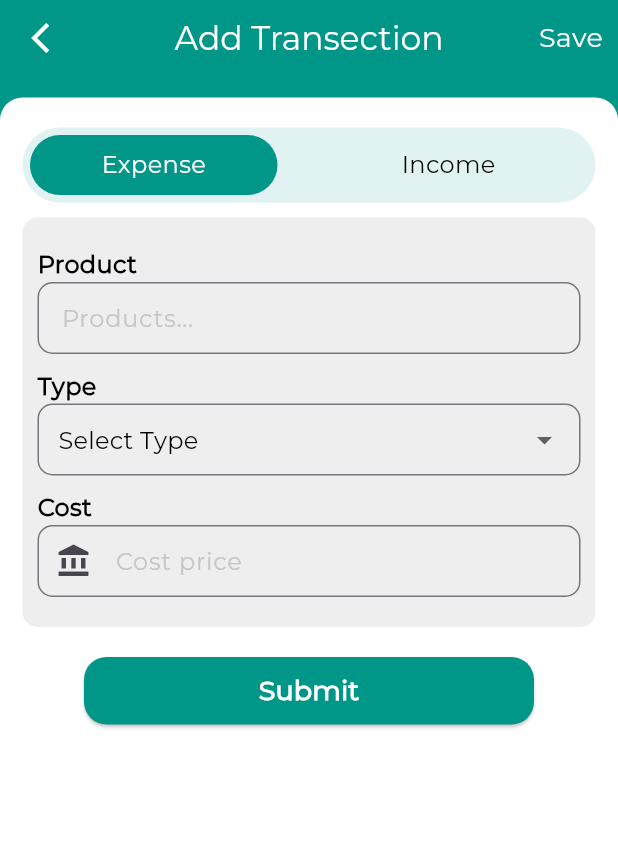
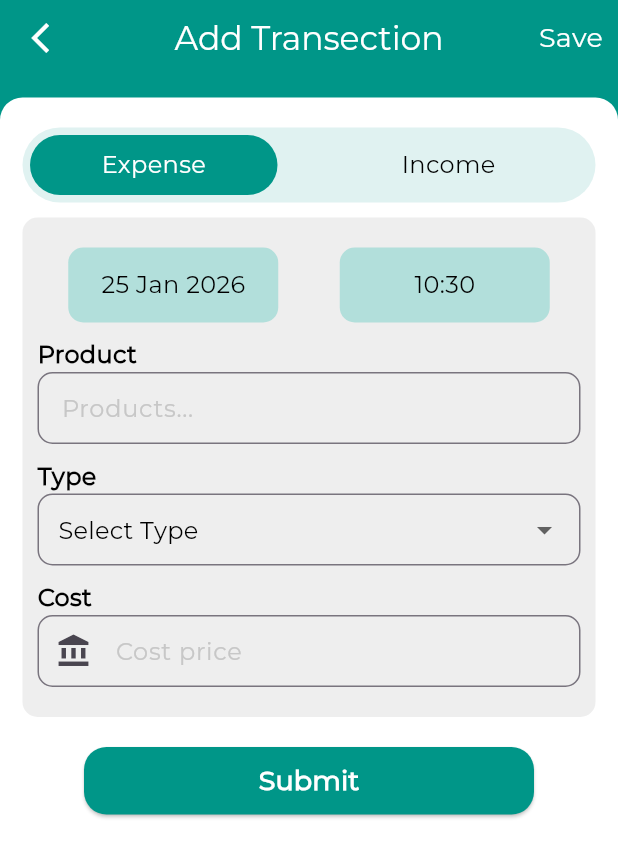
Before and after one commit to niceislam/Finance_manager, a Flutter app: the AddTransection screen opened directly, on a phone screen of 412 x 824 dp. Shown: the top 857 px of the screen. Run offline on Flutter 3.47's test engine with Material 3 defaults, Android fonts, the phone set to English and light mode, and no system bars; our stand-ins replace cloud_firestore, firebase_auth, firebase_core, flutter_easyloading, flutter_secure_storage, get and 2 more; accounts and stored records are empty.

Commit message:
income and expense add

```diff
--- /dev/null
+++ b/lib/app/data/dummy_data/iconData.dart
@@ -0,0 +1,30 @@
+import 'package:flutter/cupertino.dart';
+import 'package:flutter/material.dart';
+
+class CustomIconData {
+  dynamic data({required dynamic ticket}) {
+    return ticket == "Food & Dining"
+        ? Icon(Icons.food_bank_outlined)
+        : ticket == "Groceries"
+        ? Icon(Icons.local_grocery_store_outlined)
+        : ticket == "Transport"
+        ? Icon(Icons.airplane_ticket_outlined)
+        : ticket == "Rent"
+        ? Icon(Icons.car_rental_outlined)
+        : ticket == "Shopping"
+        ? Icon(Icons.shopping_bag_outlined)
+        : ticket == "Health"
+        ? Icon(Icons.health_and_safety_outlined)
+        : ticket == "Education"
+        ? Icon(Icons.cast_for_education_outlined)
+        : ticket == "Bills"
+        ? Icon(Icons.lightbulb_outline)
+        : ticket == "Entertainment"
+        ? Icon(Icons.interests_outlined)
+        : ticket == "Family"
+        ? Icon(Icons.person_3_outlined)
+        : ticket == "Other"
+        ? Icon(Icons.devices_other)
+        : Icon(Icons.close);
+  }
+}
--- a/lib/app/module/home/controller/authentication_controller/reg_controller.dart
+++ b/lib/app/module/home/controller/authentication_controller/reg_controller.dart
@@ -32,9 +32,9 @@
 
           String uid = userCredential.user!.uid;
           await FirebaseFirestore.instance.collection("users").doc(uid).set({
-            "name": "Example",
+            "name": "${namecontroller.text}",
             "profession": "Example",
-            "age": 00,
+            "age": 0.00,
             "income": 0.00,
             "expense": 0.00,
             "tExpense": [
--- a/lib/app/module/home/view/screen/add_transection_screen/add_transection.dart
+++ b/lib/app/module/home/view/screen/add_transection_screen/add_transection.dart
@@ -1,3 +1,4 @@
+import 'package:finance_management/app/data/local/secure_storage/secure_storage.dart';
 import 'package:finance_management/app/module/home/Global_widget/custom_appbar.dart';
 import 'package:finance_management/app/module/home/Global_widget/custom_text.dart';
 import 'package:finance_management/app/module/home/controller/add_transection_controller/add_transection.dart';
@@ -33,6 +34,7 @@
             leadingIcon: Icon(Icons.arrow_back_ios, color: Colors.white),
             centerText: "Add Transection",
             actionTap: () {
+              LocalStorage().deleteAll();
               //controller.submitButton();
             },
             actionIcon: CustomText(
--- a/lib/app/module/home/view/screen/add_transection_screen/part/expense_textfield.dart
+++ b/lib/app/module/home/view/screen/add_transection_screen/part/expense_textfield.dart
@@ -1,6 +1,7 @@
 import 'dart:developer';
 
 import 'package:finance_management/app/data/dummy_data/cost_type_data.dart';
+import 'package:finance_management/app/data/dummy_data/iconData.dart';
 import 'package:finance_management/app/module/home/controller/add_transection_controller/add_transection.dart';
 import 'package:flutter/material.dart';
 
@@ -20,6 +21,20 @@
       child: Column(
         crossAxisAlignment: CrossAxisAlignment.start,
         children: [
+          Obx(
+            () => Row(
+              mainAxisAlignment: MainAxisAlignment.spaceAround,
+              children: [
+                _buildContainer(
+                  child: CustomText(text: controller.dateFormat.value),
+                ),
+                _buildContainer(
+                  child: CustomText(text: controller.TimeFormat.value),
+                ),
+              ],
+            ),
+          ),
+          SizedBox(height: 10),
           //Product
           CustomText(
             text: "Product",
@@ -64,29 +79,7 @@
                       child: Row(
                         spacing: 8,
                         children: [
-                          v == "Food & Dining"
-                              ? Icon(Icons.food_bank_outlined)
-                              : v == "Groceries"
-                              ? Icon(Icons.local_grocery_store_outlined)
-                              : v == "Transport"
-                              ? Icon(Icons.airplane_ticket_outlined)
-                              : v == "Rent"
-                              ? Icon(Icons.car_rental_outlined)
-                              : v == "Shopping"
-                              ? Icon(Icons.shopping_bag_outlined)
-                              : v == "Health"
-                              ? Icon(Icons.health_and_safety_outlined)
-                              : v == "Education"
-                              ? Icon(Icons.cast_for_education_outlined)
-                              : v == "Bills"
-                              ? Icon(Icons.lightbulb_outline)
-                              : v == "Entertainment"
-                              ? Icon(Icons.interests_outlined)
-                              : v == "Family"
-                              ? Icon(Icons.person_3_outlined)
-                              : v == "Other"
-                              ? Icon(Icons.devices_other)
-                              : SizedBox(),
+                          CustomIconData().data(ticket: v),
                           CustomText(text: "${v}"),
                         ],
                       ),
@@ -117,4 +110,16 @@
       ),
     );
   }
+
+  Container _buildContainer({required Widget child}) {
+    return Container(
+      height: 50,
+      width: 140,
+      decoration: BoxDecoration(
+        borderRadius: BorderRadiusGeometry.circular(10),
+        color: Colors.teal.shade100,
+      ),
+      child: Center(child: child),
+    );
+  }
 }
--- a/lib/app/module/home/view/screen/home_screen/bottom_home/transection_body/part/history_list.dart
+++ b/lib/app/module/home/view/screen/home_screen/bottom_home/transection_body/part/history_list.dart
@@ -16,7 +16,7 @@
   final IconData? icondata;
   final String? subtitle;
   final Widget? ActionWidget;
-  final String? actionTk;
+  final double? actionTk;
   final int itemcount;
 
   @override
@@ -36,7 +36,7 @@
               icon: Icon(icondata),
               title: "${title ?? ""}",
               subTitle: "${subtitle ?? ""}",
-              actionTk: "${actionTk ?? ""}",
+              actionTk: 12,
               actionWid: ActionWidget,
             );
           },
--- a/lib/app/module/home/view/screen/home_screen/bottom_home/transection_body/transection_body.dart
+++ b/lib/app/module/home/view/screen/home_screen/bottom_home/transection_body/transection_body.dart
@@ -62,7 +62,7 @@
                       icondata: Icons.shopping_bag_outlined,
                       title: "Grocery Shop",
                       subtitle: "shopping",
-                      actionTk: "2100",
+                      actionTk: 2100,
                     ),
                   ],
                 ),
--- a/lib/app/module/home/view/screen/home_screen/home_screen.dart
+++ b/lib/app/module/home/view/screen/home_screen/home_screen.dart
@@ -42,6 +42,7 @@
           }
         },
         child: Scaffold(
+          backgroundColor: Colors.white,
           appBar: PreferredSize(
             preferredSize: Size.fromHeight(48),
             child: AllAppbar(controller: controller),
```
Also changed, not shown: lib/app/data/model/firebase_get_model.dart (added, +69 -0 lines), lib/app/data/service/add_transection/expense_add.dart (added, +35 -0 lines), lib/app/data/service/add_transection/get_all_data.dart (added, +30 -0 lines), lib/app/data/service/add_transection/income_add.dart (added, +20 -0 lines), lib/app/module/home/Global_widget/history_card.dart (+6 -7 lines), lib/app/module/home/controller/add_transection_controller/add_transection.dart (+19 -14 lines), lib/app/module/home/controller/home_controller/home.dart (+42 -16 lines), lib/app/module/home/view/screen/home_screen/bottom_home/home_body/home_body.dart (+9 -7 lines), lib/app/module/home/view/screen/home_screen/bottom_home/home_body/part/current_balance.dart (+12 -7 lines), lib/app/module/home/view/screen/home_screen/bottom_home/home_body/part/main_body.dart (+45 -23 lines), lib/app/module/home/view/screen/home_screen/bottom_home/home_body/part/percent_part.dart (+10 -10 lines), lib/app/module/home/view/screen/home_screen/widget/login_dialogue.dart (added, +79 -0 lines).
